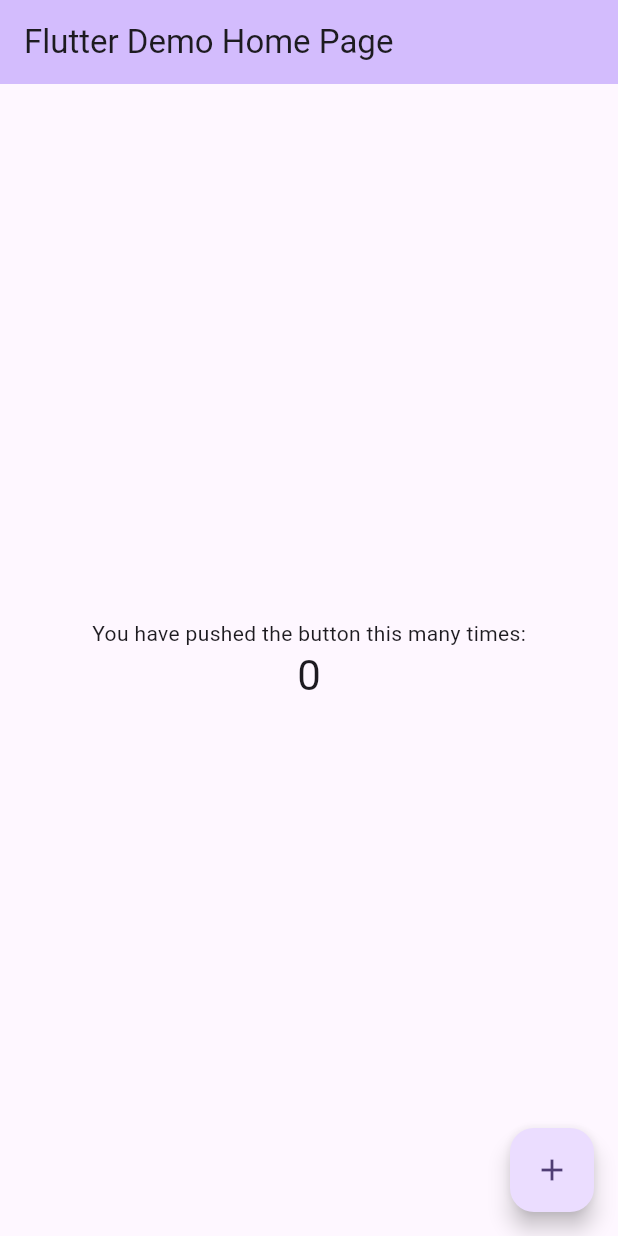
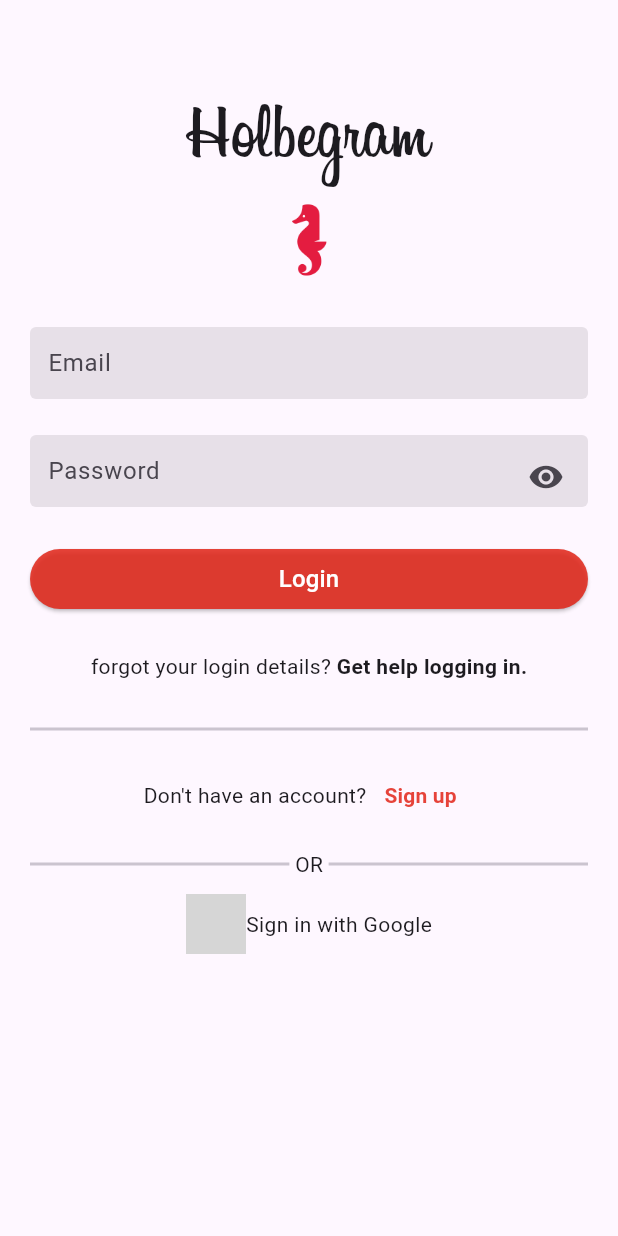
Before and after one commit to VirtualBlakeWillis/atlas-holbegram, a Flutter app: the screen it shows after launch, on a phone screen of 412 x 824 dp. Run offline on Flutter 3.47's test engine with Material 3 defaults, Android fonts, the phone set to English and light mode, and no system bars; our stand-ins replace firebase_core; accounts and stored records are empty; network calls fail; grey boxes are pictures that could not be loaded.

Commit message:
Task 2 - Login Page

```diff
--- a/lib/main.dart
+++ b/lib/main.dart
@@ -1,15 +1,18 @@
 import 'package:flutter/material.dart';
 import 'package:firebase_core/firebase_core.dart';
 
+import 'widgets/text_field.dart';
+import 'screens/login_screen.dart';
+
 /* task 0, change main function to below */
-// void main() {
+void main() {
+  runApp(const MyApp());
+}
+// Future main() async {
+//   WidgetsFlutterBinding.ensureInitialized();
+//   await Firebase.initializeApp();
 //   runApp(const MyApp());
 // }
-Future main() async {
-  WidgetsFlutterBinding.ensureInitialized();
-  await Firebase.initializeApp();
-  runApp(const MyApp());
-}
 
 class MyApp extends StatelessWidget {
   const MyApp({super.key});
@@ -83,50 +86,6 @@ class _MyHomePageState extends State<MyHomePage> {
     // The Flutter framework has been optimized to make rerunning build methods
     // fast, so that you can just rebuild anything that needs updating rather
     // than having to individually change instances of widgets.
-    return Scaffold(
-      appBar: AppBar(
-        // TRY THIS: Try changing the color here to a specific color (to
-        // Colors.amber, perhaps?) and trigger a hot reload to see the AppBar
-        // change color while the other colors stay the same.
-        backgroundColor: Theme.of(context).colorScheme.inversePrimary,
-        // Here we take the value from the MyHomePage object that was created by
-        // the App.build method, and use it to set our appbar title.
-        title: Text(widget.title),
-      ),
-      body: Center(
-        // Center is a layout widget. It takes a single child and positions it
-        // in the middle of the parent.
-        child: Column(
-          // Column is also a layout widget. It takes a list of children and
-          // arranges them vertically. By default, it sizes itself to fit its
-          // children horizontally, and tries to be as tall as its parent.
-          //
-          // Column has various properties to control how it sizes itself and
-          // how it positions its children. Here we use mainAxisAlignment to
-          // center the children vertically; the main axis here is the vertical
-          // axis because Columns are vertical (the cross axis would be
-          // horizontal).
-          //
-          // TRY THIS: Invoke "debug painting" (choose the "Toggle Debug Paint"
-          // action in the IDE, or press "p" in the console), to see the
-          // wireframe for each widget.
-          mainAxisAlignment: MainAxisAlignment.center,
-          children: <Widget>[
-            const Text(
-              'You have pushed the button this many times:',
-            ),
-            Text(
-              '$_counter',
-              style: Theme.of(context).textTheme.headlineMedium,
-            ),
-          ],
-        ),
-      ),
-      floatingActionButton: FloatingActionButton(
-        onPressed: _incrementCounter,
-        tooltip: 'Increment',
-        child: const Icon(Icons.add),
-      ), // This trailing comma makes auto-formatting nicer for build methods.
-    );
+    return LoginScreen();
   }
 }
--- a/lib/screens/login_screen.dart
+++ b/lib/screens/login_screen.dart
@@ -0,0 +1,213 @@
+import 'package:flutter/material.dart';
+import '../widgets/text_field.dart';
+
+class LoginScreen extends StatefulWidget {
+  @override
+  _LoginScreenState createState() => _LoginScreenState();
+}
+
+class _LoginScreenState extends State<LoginScreen> {
+  TextEditingController emailController = TextEditingController();
+  TextEditingController passwordController = TextEditingController();
+  bool _passwordVisible = true;
+
+  @override
+  void dispose() {
+    emailController.dispose();
+    passwordController.dispose();
+    super.dispose();
+  }
+
+  @override
+  Widget initState() {
+    _passwordVisible = true;
+    super.initState();
+    return Scaffold(
+        body: SingleChildScrollView(
+      child: Column(
+        children: [
+          const SizedBox(
+            height: 28,
+          ),
+          const Text(
+            'Holbegram',
+            style: TextStyle(fontFamily: "Billabong", fontSize: 50),
+          ),
+          const Image(
+            image: AssetImage('assets/images/logo.webp'),
+            width: 80,
+            height: 60,
+          ),
+          Padding(
+            padding: EdgeInsets.symmetric(horizontal: 20),
+            child: Column(children: [
+              SizedBox(
+                height: 28,
+              ),
+              TextFieldInput(
+                controller: TextEditingController(),
+                hintText: 'Email',
+                ispassword: false,
+                keyboardType: TextInputType.emailAddress,
+              ),
+              SizedBox(
+                height: 24,
+              ),
+              TextFieldInput(
+                controller: TextEditingController(),
+                hintText: 'Password',
+                ispassword: !_passwordVisible,
+                keyboardType: TextInputType.visiblePassword,
+                suffixIcon: IconButton(
+                  alignment: Alignment.bottomLeft,
+                  icon: Icon(
+                    _passwordVisible ? Icons.visibility : Icons.visibility_off,
+                  ),
+                  onPressed: () {
+                    setState(() {
+                      _passwordVisible = !_passwordVisible;
+                    });
+                  },
+                ),
+              ),
+            ]),
+          ),
+        ],
+      ),
+    ));
+  }
+
+  @override
+  Widget build(BuildContext context) {
+    return Scaffold(
+      body: SingleChildScrollView(
+        child: Column(
+          children: [
+            const SizedBox(
+              height: 58,
+            ),
+            const Text(
+              'Holbegram',
+              style: TextStyle(fontFamily: "Billabong", fontSize: 50),
+            ),
+            const Image(
+              image: AssetImage('assets/images/logo.webp'),
+              width: 80,
+              height: 60,
+            ),
+            Padding(
+              padding: EdgeInsets.symmetric(horizontal: 20),
+              child: Column(children: [
+                SizedBox(
+                  height: 28,
+                ),
+                TextFieldInput(
+                  controller: emailController,
+                  hintText: 'Email',
+                  ispassword: false,
+                  keyboardType: TextInputType.emailAddress,
+                ),
+                SizedBox(
+                  height: 24,
+                ),
+                TextFieldInput(
+                  controller: passwordController,
+                  hintText: 'Password',
+                  ispassword: !_passwordVisible,
+                  keyboardType: TextInputType.visiblePassword,
+                  suffixIcon: IconButton(
+                    alignment: Alignment.bottomLeft,
+                    icon: Icon(
+                      _passwordVisible
+                          ? Icons.visibility
+                          : Icons.visibility_off,
+                    ),
+                    onPressed: () {
+                      setState(() {
+                        _passwordVisible = !_passwordVisible;
+                      });
+                    },
+                  ),
+                ),
+                SizedBox(height: 24),
+                SizedBox(
+                  width: double.infinity,
+                  child: ElevatedButton(
+                    onPressed: () {},
+                    child: const Text(
+                      'Login',
+                      style: TextStyle(
+                        color: Colors.white,
+                        fontSize: 16,
+                      ),
+                    ),
+                    style: ButtonStyle(
+                      backgroundColor: MaterialStateProperty.all(
+                        const Color.fromARGB(218, 226, 37, 24),
+                      ),
+                    ),
+                  ),
+                ),
+                SizedBox(height: 24),
+                Row(
+                  mainAxisAlignment: MainAxisAlignment.center,
+                  children: [
+                    Text('forgot your login details? '),
+                    Text(
+                      'Get help logging in.',
+                      style: TextStyle(
+                        fontWeight: FontWeight.bold,
+                      ),
+                    )
+                  ],
+                ),
+                Flexible(flex: 0, child: Container()),
+                SizedBox(height: 24),
+                Divider(thickness: 2),
+                Padding(
+                  padding: EdgeInsets.symmetric(vertical: 12),
+                  child: Row(
+                    mainAxisAlignment: MainAxisAlignment.center,
+                    children: [
+                      Text('Don\'t have an account?'),
+                      TextButton(
+                        onPressed: () {},
+                        child: Text(
+                          'Sign up',
+                          style: TextStyle(
+                            fontWeight: FontWeight.bold,
+                            color: Color.fromARGB(218, 226, 37, 24),
+                          ),
+                        ),
+                      ),
+                      SizedBox(height: 10),
+                    ],
+                  ),
+                ),
+                Row(
+                  children: [
+                    Flexible(child: Divider(thickness: 2)),
+                    Text(" OR "),
+                    Flexible(child: Divider(thickness: 2)),
+                  ],
+                ),
+                SizedBox(height: 10),
+                Row(
+                  mainAxisSize: MainAxisSize.min,
+                  mainAxisAlignment: MainAxisAlignment.center,
+                  children: [
+                    Image.network(
+                        "https://www.freepnglogos.com/uploads/google-logo-png/google-logo-png-webinar-optimizing-for-success-google-business-webinar-13.png",
+                        width: 40,
+                        height: 40),
+                    Text("Sign in with Google")
+                  ],
+                )
+              ]),
+            ),
+          ],
+        ),
+      ),
+    );
+  }
+}
```
Also changed, not shown: pubspec.yaml (+9 -0 lines), assets/fonts/Billabong.ttf (added), assets/fonts/InstagramSans.ttf (added), assets/images/logo.webp (added), 3 other files.
